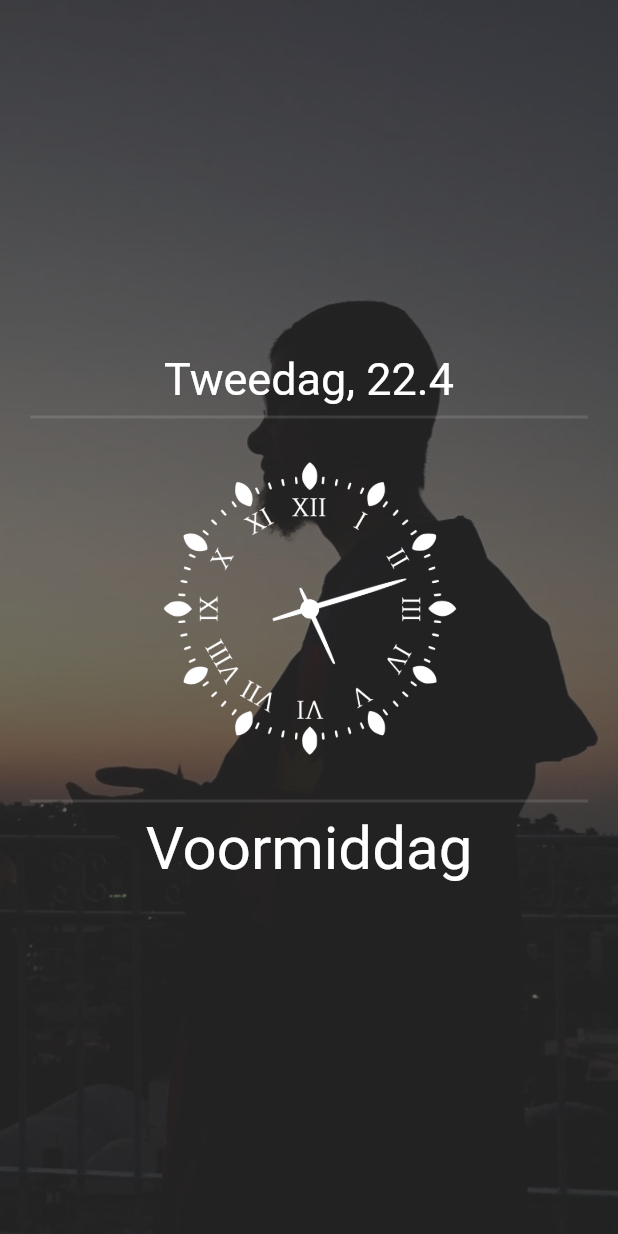
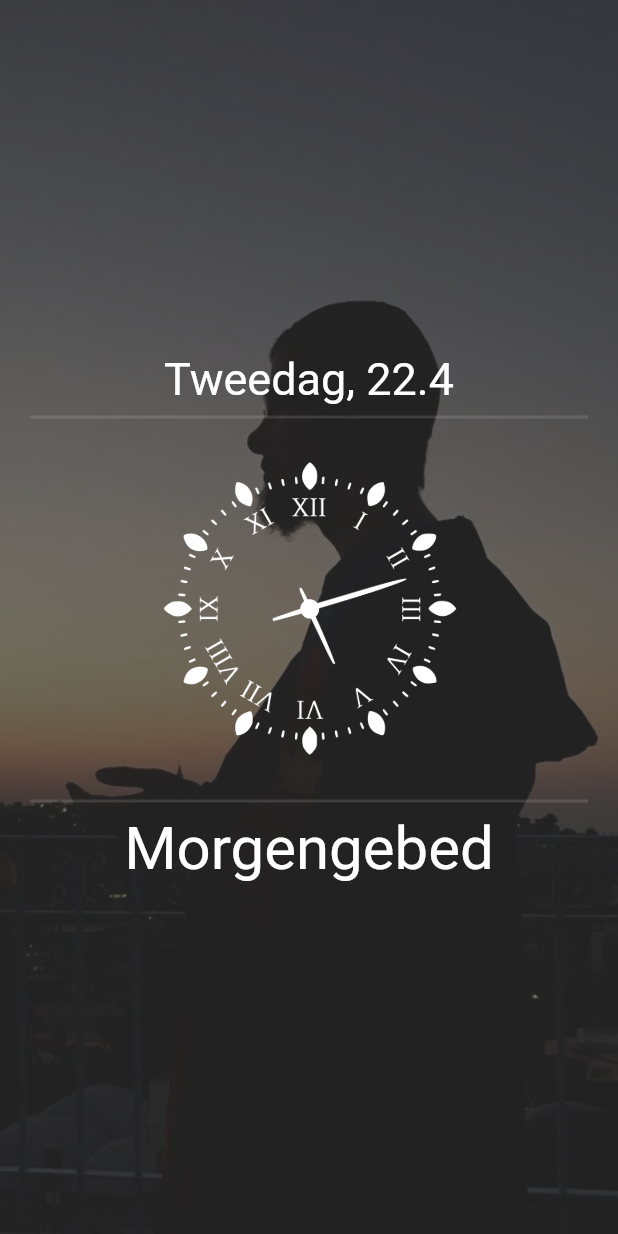
Before and after one commit to thysia-zosa/sundial, a Flutter app: the screen it shows after launch, on a phone screen of 412 x 824 dp. Run offline on Flutter 3.47's test engine with Material 2 defaults, Android fonts, the phone set to English and light mode, and no system bars; Roboto replaces fonts that are missing (Gentium).

Commit message:
Reduce prayers

```diff
--- a/lib/src/gereedschappen/daten.dart
+++ b/lib/src/gereedschappen/daten.dart
@@ -25,23 +25,19 @@ Map<String, dynamic> talen = {
       'Doelhidja',
     ],
     'groeten': <String>[
+      'Avondgebed\nNachtgebed',
       'Avondgebed',
-      'Middaggebed',
-      'Voormiddag',
       'Morgengebed',
-      'Middernacht',
-      'Dagsluiting',
       'Nachtgebed',
+      'Avondgebed\nNachtgebed',
     ]
   },
 };
 
 List<int> tijden = [
-  22,
+  23,
   18,
-  15,
-  11,
-  2,
-  1,
+  10,
+  4,
   0,
 ];
```
